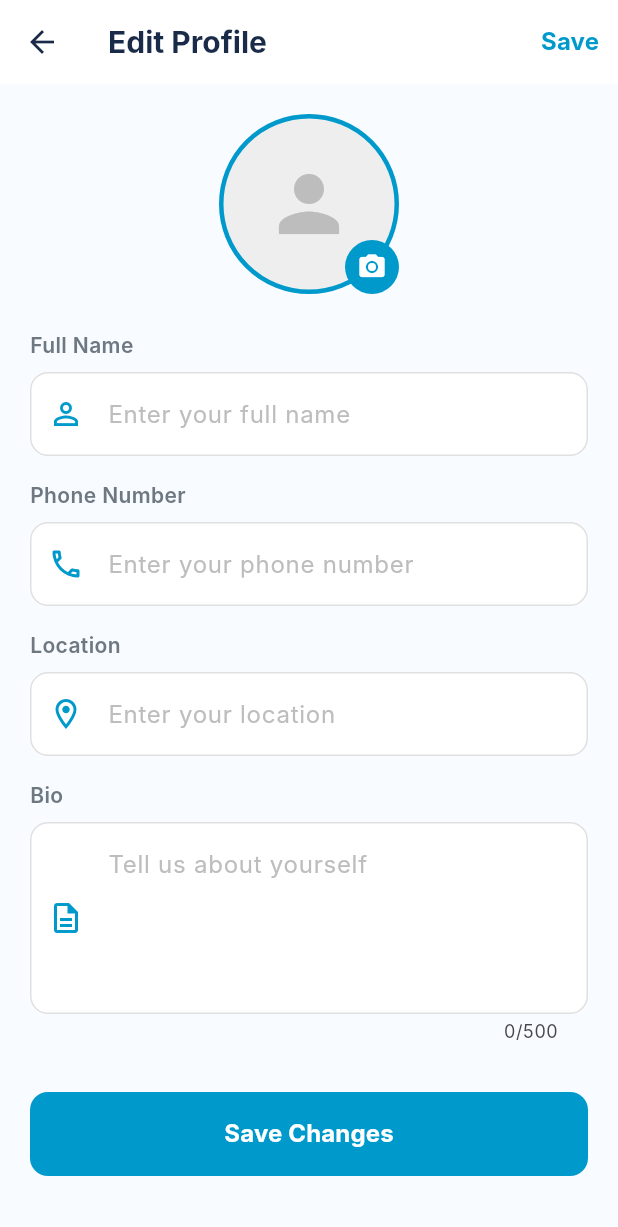
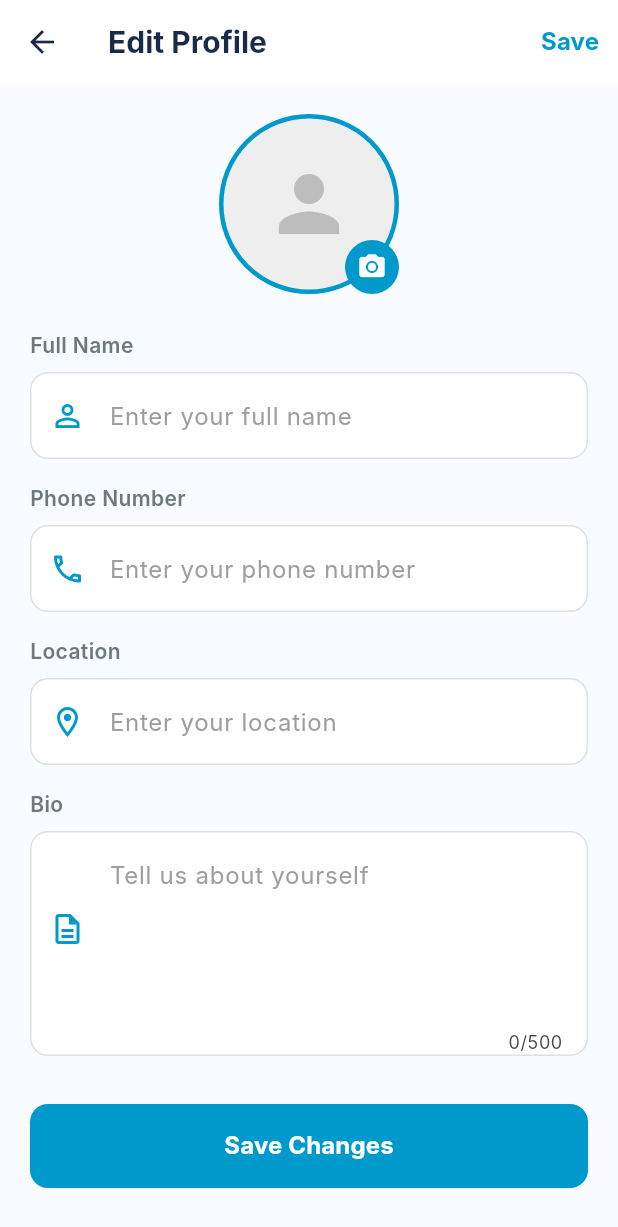
Before and after one commit to Dilshad313/sea-soul, a Flutter app: the EditProfilePage screen opened directly with empty values, on a phone screen of 412 x 824 dp. Shown: the top 1227 px of the screen. Run offline on Flutter 3.47's test engine with Material 3 defaults, Android fonts, the phone set to English and light mode, and no system bars; our stand-ins replace audioplayers, flutter_local_notifications, geocoding, geolocator, google_fonts, google_sign_in and 3 more; missing offline and left inert: dart:html; accounts and stored records are empty; network calls fail; Roboto replaces fonts that are missing (Inter).

Commit message:
Edit profile working

```diff
--- a/seasoul/lib/edit_profile.dart
+++ b/seasoul/lib/edit_profile.dart
@@ -70,14 +70,10 @@ class _EditProfilePageState extends State<EditProfilePage> {
           _selectedImagePath = image.path;
         });
 
-        print('📤 Uploading image from path: ${image.path}');
-
         final response = await ApiService.uploadImage(
           ApiConstants.uploadProfileImage,
           image.path,
         );
-
-        print('📥 Upload response: $response');
 
         if (response['success'] == true) {
           setState(() {
@@ -97,7 +93,6 @@ class _EditProfilePageState extends State<EditProfilePage> {
         }
       }
     } catch (e) {
-      print('❌ Upload Error: $e');
       setState(() {
         _isImageLoading = false;
         _selectedImagePath = null;
@@ -166,13 +161,8 @@ class _EditProfilePageState extends State<EditProfilePage> {
           ),
         );
 
-        // Use pushReplacement to maintain bottom nav
-        Navigator.pushReplacement(
-          context,
-          MaterialPageRoute(
-            builder: (context) => const ProfilePage(),
-          ),
-        );
+        // ✅ FIX: Pop back to ProfilePage (preserves bottom nav bar)
+        Navigator.pop(context, true);
       } else {
         throw Exception(response['message'] ?? 'Update failed');
       }
@@ -239,9 +229,7 @@ class _EditProfilePageState extends State<EditProfilePage> {
                         ? DecorationImage(
                             image: NetworkImage(_profileImage),
                             fit: BoxFit.cover,
-                            onError: (exception, stackTrace) {
-                              print('❌ Image load error: $exception');
-                            },
+                            onError: (exception, stackTrace) {},
                           )
                         : null,
                     border: Border.all(
@@ -323,7 +311,7 @@ class _EditProfilePageState extends State<EditProfilePage> {
             ),
             const SizedBox(height: 24),
 
-            // Full Name - Using TextField (no validator to avoid yellow underline)
+            // Full Name
             Column(
               crossAxisAlignment: CrossAxisAlignment.start,
               children: [
@@ -336,35 +324,38 @@ class _EditProfilePageState extends State<EditProfilePage> {
                   ),
                 ),
                 const SizedBox(height: 8),
-                TextField(
+                Container(
+                  decoration: BoxDecoration(
+                    color: Colors.white,
+                    borderRadius: BorderRadius.circular(12),
+                    border: Border.all(color: Colors.grey[300]!),
+                  ),
+                  child: TextField(
                     controller: _fullNameController,
                     style: const TextStyle(color: deepNavy),
-                  decoration: InputDecoration(
+                    decoration: const InputDecoration(
                       hintText: 'Enter your full name',
-                    hintStyle: TextStyle(color: Colors.grey[400]),
-                    prefixIcon: const Icon(Icons.person_outline, color: oceanBlue),
-                    filled: true,
-                    fillColor: Colors.white,
-                    contentPadding: const EdgeInsets.symmetric(
+                      hintStyle: TextStyle(color: Colors.grey),
+                      prefixIcon: Icon(Icons.person_outline, color: oceanBlue),
+                      border: InputBorder.none,
+                      contentPadding: EdgeInsets.symmetric(
                         vertical: 16,
                         horizontal: 16,
                       ),
-                    enabledBorder: OutlineInputBorder(
-                      borderRadius: BorderRadius.circular(12),
-                      borderSide: BorderSide(color: Colors.grey[300]!),
+                      // ✅ Explicitly prevent error styling
+                      errorText: null,
+                      errorBorder: InputBorder.none,
+                      focusedErrorBorder: InputBorder.none,
+                      enabledBorder: InputBorder.none,
+                      focusedBorder: InputBorder.none,
                     ),
-                    focusedBorder: OutlineInputBorder(
-                      borderRadius: BorderRadius.circular(12),
-                      borderSide: const BorderSide(color: oceanBlue, width: 1.5),
-                    ),
-                    // Removed errorBorder to avoid yellow underline
                   ),
                 ),
               ],
             ),
             const SizedBox(height: 16),
 
-            // Phone - Using TextField
+            // Phone
             Column(
               crossAxisAlignment: CrossAxisAlignment.start,
               children: [
@@ -377,27 +368,30 @@ class _EditProfilePageState extends State<EditProfilePage> {
                   ),
                 ),
                 const SizedBox(height: 8),
-                TextField(
+                Container(
+                  decoration: BoxDecoration(
+                    color: Colors.white,
+                    borderRadius: BorderRadius.circular(12),
+                    border: Border.all(color: Colors.grey[300]!),
+                  ),
+                  child: TextField(
                     controller: _phoneController,
                     style: const TextStyle(color: deepNavy),
                     keyboardType: TextInputType.phone,
-                  decoration: InputDecoration(
+                    decoration: const InputDecoration(
                       hintText: 'Enter your phone number',
-                    hintStyle: TextStyle(color: Colors.grey[400]),
-                    prefixIcon: const Icon(Icons.phone_outlined, color: oceanBlue),
-                    filled: true,
-                    fillColor: Colors.white,
-                    contentPadding: const EdgeInsets.symmetric(
+                      hintStyle: TextStyle(color: Colors.grey),
+                      prefixIcon: Icon(Icons.phone_outlined, color: oceanBlue),
+                      border: InputBorder.none,
+                      contentPadding: EdgeInsets.symmetric(
                         vertical: 16,
                         horizontal: 16,
                       ),
-                    enabledBorder: OutlineInputBorder(
-                      borderRadius: BorderRadius.circular(12),
-                      borderSide: BorderSide(color: Colors.grey[300]!),
-                    ),
-                    focusedBorder: OutlineInputBorder(
-                      borderRadius: BorderRadius.circular(12),
-                      borderSide: const BorderSide(color: oceanBlue, width: 1.5),
+                      errorText: null,
+                      errorBorder: InputBorder.none,
+                      focusedErrorBorder: InputBorder.none,
+                      enabledBorder: InputBorder.none,
+                      focusedBorder: InputBorder.none,
                     ),
                   ),
                 ),
@@ -405,7 +399,7 @@ class _EditProfilePageState extends State<EditProfilePage> {
             ),
             const SizedBox(height: 16),
 
-            // Location - Using TextField
+            // Location
             Column(
               crossAxisAlignment: CrossAxisAlignment.start,
               children: [
@@ -418,26 +412,29 @@ class _EditProfilePageState extends State<EditProfilePage> {
                   ),
                 ),
                 const SizedBox(height: 8),
-                TextField(
+                Container(
+                  decoration: BoxDecoration(
+                    color: Colors.white,
+                    borderRadius: BorderRadius.circular(12),
+                    border: Border.all(color: Colors.grey[300]!),
+                  ),
+                  child: TextField(
                     controller: _locationController,
                     style: const TextStyle(color: deepNavy),
-                  decoration: InputDecoration(
+                    decoration: const InputDecoration(
                       hintText: 'Enter your location',
-                    hintStyle: TextStyle(color: Colors.grey[400]),
-                    prefixIcon: const Icon(Icons.location_on_outlined, color: oceanBlue),
-                    filled: true,
-                    fillColor: Colors.white,
-                    contentPadding: const EdgeInsets.symmetric(
+                      hintStyle: TextStyle(color: Colors.grey),
+                      prefixIcon: Icon(Icons.location_on_outlined, color: oceanBlue),
+                      border: InputBorder.none,
+                      contentPadding: EdgeInsets.symmetric(
                         vertical: 16,
                         horizontal: 16,
                       ),
-                    enabledBorder: OutlineInputBorder(
-                      borderRadius: BorderRadius.circular(12),
-                      borderSide: BorderSide(color: Colors.grey[300]!),
-                    ),
-                    focusedBorder: OutlineInputBorder(
-                      borderRadius: BorderRadius.circular(12),
-                      borderSide: const BorderSide(color: oceanBlue, width: 1.5),
+                      errorText: null,
+                      errorBorder: InputBorder.none,
+                      focusedErrorBorder: InputBorder.none,
+                      enabledBorder: InputBorder.none,
+                      focusedBorder: InputBorder.none,
                     ),
                   ),
                 ),
@@ -445,7 +442,7 @@ class _EditProfilePageState extends State<EditProfilePage> {
             ),
             const SizedBox(height: 16),
 
-            // Bio - Using TextField
+            // Bio
             Column(
               crossAxisAlignment: CrossAxisAlignment.start,
               children: [
@@ -458,28 +455,31 @@ class _EditProfilePageState extends State<EditProfilePage> {
                   ),
                 ),
                 const SizedBox(height: 8),
-                TextField(
+                Container(
+                  decoration: BoxDecoration(
+                    color: Colors.white,
+                    borderRadius: BorderRadius.circular(12),
+                    border: Border.all(color: Colors.grey[300]!),
+                  ),
+                  child: TextField(
                     controller: _bioController,
                     style: const TextStyle(color: deepNavy),
                     maxLines: 4,
                     maxLength: 500,
-                  decoration: InputDecoration(
+                    decoration: const InputDecoration(
                       hintText: 'Tell us about yourself',
-                    hintStyle: TextStyle(color: Colors.grey[400]),
-                    prefixIcon: const Icon(Icons.description_outlined, color: oceanBlue),
-                    filled: true,
-                    fillColor: Colors.white,
-                    contentPadding: const EdgeInsets.symmetric(
+                      hintStyle: TextStyle(color: Colors.grey),
+                      prefixIcon: Icon(Icons.description_outlined, color: oceanBlue),
+                      border: InputBorder.none,
+                      contentPadding: EdgeInsets.symmetric(
                         vertical: 16,
                         horizontal: 16,
                       ),
-                    enabledBorder: OutlineInputBorder(
-                      borderRadius: BorderRadius.circular(12),
-                      borderSide: BorderSide(color: Colors.grey[300]!),
-                    ),
-                    focusedBorder: OutlineInputBorder(
-                      borderRadius: BorderRadius.circular(12),
-                      borderSide: const BorderSide(color: oceanBlue, width: 1.5),
+                      errorText: null,
+                      errorBorder: InputBorder.none,
+                      focusedErrorBorder: InputBorder.none,
+                      enabledBorder: InputBorder.none,
+                      focusedBorder: InputBorder.none,
                     ),
                   ),
                 ),
--- a/seasoul/lib/profile.dart
+++ b/seasoul/lib/profile.dart
@@ -145,16 +145,13 @@ class _ProfilePageState extends State<ProfilePage> {
     }
   }
 
-  // ✅ FIXED: Get user initial
   String _getUserInitial(String name) {
     if (name.isEmpty) return '?';
-    return name.trim()[0].toUpperCase(); // ✅ Use [0] instead of charAt(0)
+    return name.trim()[0].toUpperCase();
   }
 
-  // ✅ Check if user has profile image
   bool _hasProfileImage(String? imageUrl) {
     if (imageUrl == null || imageUrl.isEmpty) return false;
-    // Check if it's default avatar
     if (imageUrl.contains('default-avatar')) return false;
     return true;
   }
@@ -182,9 +179,9 @@ class _ProfilePageState extends State<ProfilePage> {
     return Container(
       color: sandWhite,
       child: SafeArea(
-        bottom: false,
+        bottom: true,
         child: SingleChildScrollView(
-          padding: const EdgeInsets.fromLTRB(20.0, 16.0, 20.0, 120.0),
+          padding: const EdgeInsets.fromLTRB(20.0, 16.0, 20.0, 20.0),
           child: Column(
             crossAxisAlignment: CrossAxisAlignment.center,
             children: [
@@ -211,7 +208,7 @@ class _ProfilePageState extends State<ProfilePage> {
                             userData: _userData ?? {},
                           ),
                         ),
-                      ).then((_) => _loadUserData());
+                      ).then((_) => _loadUserData()); // ✅ Refresh after pop
                     },
                   ),
                   _buildListActionRow(
@@ -235,21 +232,15 @@ class _ProfilePageState extends State<ProfilePage> {
                 items: [
                   _buildListActionRow(
                     label: 'Help Center',
-                    onTap: () {
-                      // Navigate to Help Center
-                    },
+                    onTap: () {},
                   ),
                   _buildListActionRow(
                     label: 'Terms & Conditions',
-                    onTap: () {
-                      // Navigate to Terms
-                    },
+                    onTap: () {},
                   ),
                   _buildListActionRow(
                     label: 'Privacy Policy',
-                    onTap: () {
-                      // Navigate to Privacy Policy
-                    },
+                    onTap: () {},
                   ),
                 ],
               ),
@@ -272,7 +263,6 @@ class _ProfilePageState extends State<ProfilePage> {
   ) {
     return Column(
       children: [
-        // ✅ FIXED: Profile Avatar with fallback to initial
         Stack(
           alignment: Alignment.bottomRight,
           children: [
@@ -294,14 +284,11 @@ class _ProfilePageState extends State<ProfilePage> {
                   image: DecorationImage(
                     image: NetworkImage(profileImage),
                     fit: BoxFit.cover,
-                    onError: (exception, stackTrace) {
-                      // If image fails, show initial
-                    },
+                    onError: (exception, stackTrace) {},
                   ),
                 ),
               )
             else
-              // ✅ Show initial when no profile image
               Container(
                 width: 110,
                 height: 110,
@@ -328,7 +315,6 @@ class _ProfilePageState extends State<ProfilePage> {
                   ),
                 ),
               ),
-            // Edit icon
             Positioned(
               bottom: 0,
               right: 0,
@@ -341,7 +327,7 @@ class _ProfilePageState extends State<ProfilePage> {
                         userData: _userData ?? {},
                       ),
                     ),
-                  ).then((_) => _loadUserData());
+                  ).then((_) => _loadUserData()); // ✅ Refresh after pop
                 },
                 child: Container(
                   padding: const EdgeInsets.all(8),
```
Lines whose indentation alone changed are shown as unchanged.
